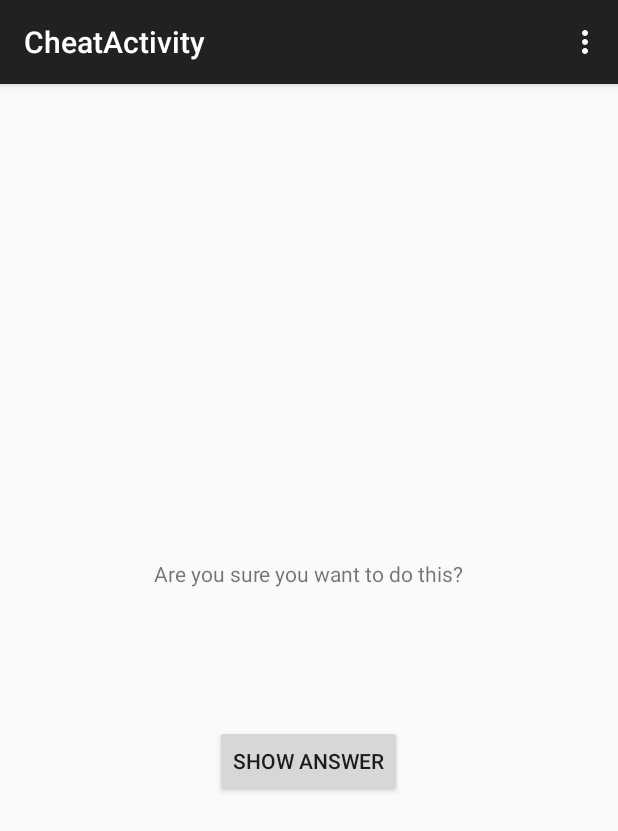
After one commit to DanArcos/MapQuiz, an Android app: the CheatActivity screen opened directly, with no data from a screen before it, on a phone screen of 412 x 824 dp. The commit adds this screen. Shown: the top 831 px of the screen. Run offline under Robolectric (Android 15) with nearby library versions, the phone set to English and light mode, and no system bars.

Commit message:
Creating CheatActivity, activity_cheat, menu_cheat. Created layout fro CheatActivity. Added Cheat Realted Activity widgets.

```diff
--- a/app/src/main/AndroidManifest.xml
+++ b/app/src/main/AndroidManifest.xml
@@ -16,6 +16,10 @@
                 <category android:name="android.intent.category.LAUNCHER" />
             </intent-filter>
         </activity>
+        <activity
+            android:name=".CheatActivity"
+            android:label="@string/title_activity_cheat" >
+        </activity>
     </application>
 
 </manifest>
--- /dev/null
+++ b/app/src/main/java/com/cornbread/android/mapquiz/CheatActivity.java
@@ -0,0 +1,26 @@
+package com.cornbread.android.mapquiz;
+
+import android.support.v7.app.ActionBarActivity;
+import android.os.Bundle;
+import android.view.Menu;
+import android.view.MenuItem;
+
+
+public class CheatActivity extends ActionBarActivity {
+
+    @Override
+    protected void onCreate(Bundle savedInstanceState) {
+        super.onCreate(savedInstanceState);
+        setContentView(R.layout.activity_cheat);
+    }
+
+
+    @Override
+    public boolean onCreateOptionsMenu(Menu menu) {
+        // Inflate the menu; this adds items to the action bar if it is present.
+        getMenuInflater().inflate(R.menu.menu_cheat, menu);
+        return true;
+    }
+
+
+}
--- a/app/src/main/java/com/cornbread/android/mapquiz/QuizActivity.java
+++ b/app/src/main/java/com/cornbread/android/mapquiz/QuizActivity.java
@@ -1,13 +1,11 @@
 package com.cornbread.android.mapquiz;
 
-import android.nfc.Tag;
 import android.support.v7.app.ActionBarActivity;
 import android.os.Bundle;
 import android.util.Log;
 import android.view.Menu;
 import android.view.View;
 import android.widget.Button;
-import android.widget.ImageButton;
 import android.widget.TextView;
 import android.widget.Toast;
 
--- /dev/null
+++ b/app/src/main/res/layout/activity_cheat.xml
@@ -0,0 +1,28 @@
+<LinearLayout xmlns:android="http://schemas.android.com/apk/res/android"
+    android:layout_width="match_parent"
+    android:layout_height="match_parent"
+    android:orientation="vertical"
+    android:gravity="center">
+
+    <TextView
+        android:id="@+id/textView"
+        android:layout_width="wrap_content"
+        android:layout_height="wrap_content"
+        android:padding="24dp"
+        android:text="@string/warning_text"
+         />
+
+    <TextView
+        android:id="@+id/answerTextView"
+        android:layout_width="wrap_content"
+        android:layout_height="wrap_content"
+        android:padding="24dp"
+        />
+
+    <Button
+        android:id="@+id/showAnswerButton"
+        android:layout_width="wrap_content"
+        android:layout_height="wrap_content"
+        android:text="@string/show_answer_button"
+        />
+</LinearLayout>
--- /dev/null
+++ b/app/src/main/res/menu/menu_cheat.xml
@@ -0,0 +1,7 @@
+<menu xmlns:android="http://schemas.android.com/apk/res/android"
+    xmlns:app="http://schemas.android.com/apk/res-auto"
+    xmlns:tools="http://schemas.android.com/tools"
+    tools:context="com.cornbread.android.mapquiz.CheatActivity">
+    <item android:id="@+id/action_settings" android:title="@string/action_settings"
+        android:orderInCategory="100" app:showAsAction="never" />
+</menu>
--- a/app/src/main/res/values/strings.xml
+++ b/app/src/main/res/values/strings.xml
@@ -2,21 +2,24 @@
 <resources>
 
     <string name="app_name">MapQuiz</string>
-
     <string name="true_button">True</string>
     <string name="false_button">False</string>
     <string name="next_button">Next</string>
     <string name="previous_button">Prev</string>
-
     <string name="correct_toast">Correct!</string>
     <string name="incorrect_toast">Incorrect!</string>
-
     <string name="action_settings">Settings</string>
-
     <string name="question_oceans">The Pacific Ocean is larger than the Atlantic Ocean.</string>
     <string name="question_mideast">The Suez Canal connect the Red Sea and the Indian Ocean.</string>
     <string name="question_africa">The Source of the Nile River is in Egypt.</string>
     <string name="question_americas">The Amazon River is the longest in the Americas.</string>
     <string name="question_asia">Lake Baikal is the world\'s oldest and deepest freshwater lake.</string>
+    <string name="title_activity_cheat">CheatActivity</string>
+    <string name="hello_world">Hello world!</string>
+
+    <string name="cheat_button">Cheat!</string>
+    <string name="warning_text">Are you sure you want to do this?</string>
+    <string name="show_answer_button">Show Answer</string>
+    <string name="judgment_toast">Cheating is wrong.</string>
 
 </resources>
```
